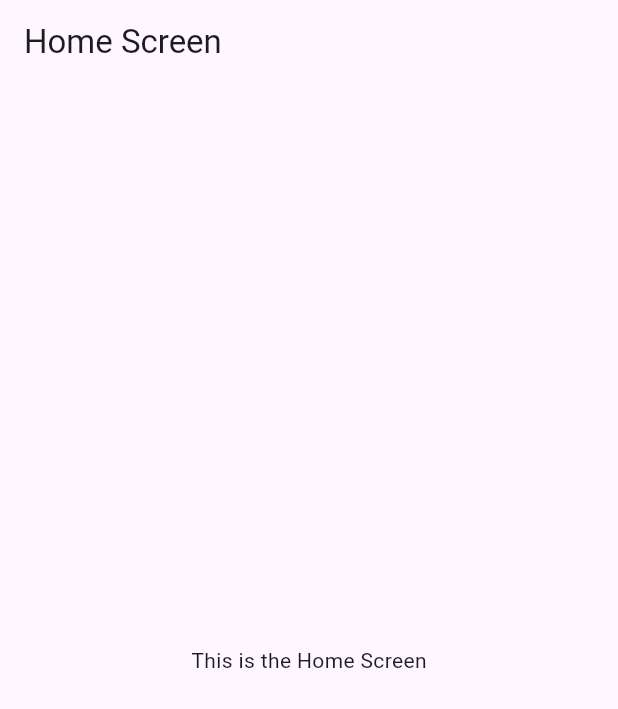
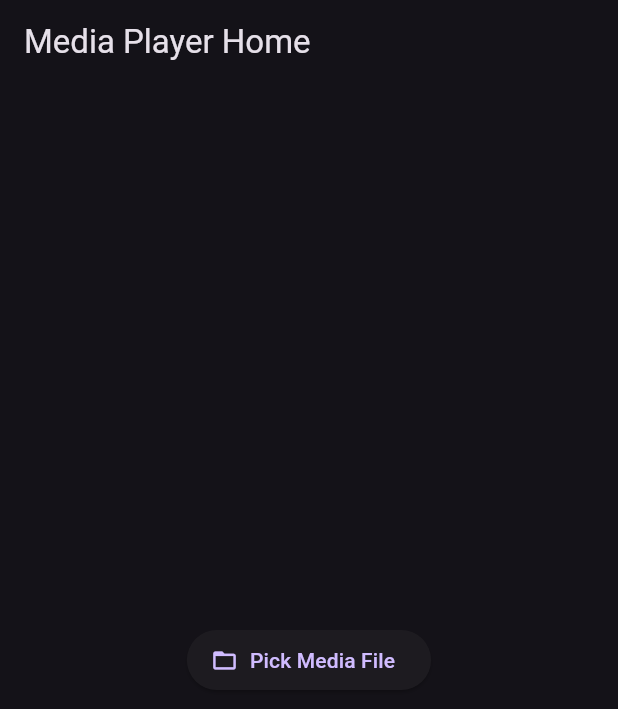
Before and after one commit to mbhale2024/simple_media_player, a Flutter app: the screen it shows after launch, on a phone screen of 412 x 824 dp. Shown: the top 709 px of the screen. Run offline on Flutter 3.47's test engine with Material 3 defaults, Android fonts, the light colour scheme and no system bars; our stand-ins replace file_picker, go_router, hooks_riverpod, video_player.

Commit message:
basic setup at this head

```diff
--- a/smiple_media_player/lib/home_screen.dart
+++ /dev/null
@@ -1,17 +0,0 @@
-import 'package:flutter/material.dart';
-
-class HomeScreen extends StatelessWidget {
-  const HomeScreen({super.key});
-
-  @override
-  Widget build(BuildContext context) {
-    return Scaffold(
-      appBar: AppBar(
-        title: const Text('Home Screen'),
-      ),
-      body: const Center(
-        child: Text('This is the Home Screen'),
-      ),
-    );
-  }
-}
--- a/smiple_media_player/lib/main.dart
+++ b/smiple_media_player/lib/main.dart
@@ -1,22 +1,46 @@
+// import 'package:flutter/material.dart';
+// import 'package:smiple_media_player/router/router_config.dart';
+
+// void main() {
+//   runApp(const MainApp());
+// }
+
+// class MainApp extends StatelessWidget {
+//   const MainApp({super.key});
+
+//   @override
+//   Widget build(BuildContext context) {
+//     return MaterialApp.router(
+//       debugShowCheckedModeBanner: false,
+//       routerConfig: AppRouter().appRouter,
+//       title: 'Simple Media Player',
+//       theme: ThemeData(
+//         primarySwatch: Colors.blue,
+//       ),
+//     );
+//   }
+// }
+
+
+
 import 'package:flutter/material.dart';
-import 'package:smiple_media_player/router/router_config.dart';
+import 'package:hooks_riverpod/hooks_riverpod.dart';
+import 'router/router_config.dart';
 
 void main() {
-  runApp(const MainApp());
+  runApp(const ProviderScope(child: MediaPlayerApp()));
 }
 
-class MainApp extends StatelessWidget {
-  const MainApp({super.key});
+class MediaPlayerApp extends StatelessWidget {
+  const MediaPlayerApp({super.key});
 
   @override
   Widget build(BuildContext context) {
     return MaterialApp.router(
       debugShowCheckedModeBanner: false,
-      routerConfig: AppRouter().appRouter,
-      title: 'Simple Media Player',
-      theme: ThemeData(
-        primarySwatch: Colors.blue,
-      ),
+      title: "Media Player",
+      theme: ThemeData.dark(),
+      routerConfig: router,
     );
   }
 }
--- a/smiple_media_player/lib/player_screen.dart
+++ /dev/null
@@ -1,17 +0,0 @@
-import 'package:flutter/material.dart';
-
-class PlayerScreen extends StatelessWidget {
-  const PlayerScreen({super.key});
-
-  @override
-  Widget build(BuildContext context) {
-    return Scaffold(
-      appBar: AppBar(
-        title: const Text('Player Screen'),
-      ),
-      body: const Center(
-        child: Text('This is the Player Screen'),
-      ),
-    );
-  }
-}
--- a/smiple_media_player/lib/router/router_config.dart
+++ b/smiple_media_player/lib/router/router_config.dart
@@ -1,25 +1,48 @@
-import 'package:flutter/material.dart';
+// import 'package:flutter/material.dart';
+// import 'package:go_router/go_router.dart';
+// import 'package:smiple_media_player/home_screen.dart';
+// import 'package:smiple_media_player/player_screen.dart';
+
+// class AppRouter {
+//   final GoRouter appRouter = GoRouter(
+//   routes: <RouteBase>[
+//     GoRoute(
+//       path: '/',
+//       builder: (BuildContext context, GoRouterState state) {
+//         return const HomeScreen();
+//       },
+//       routes: <RouteBase>[
+//         GoRoute(
+//           path: '/player',
+//           builder: (BuildContext context, GoRouterState state) {
+//             return const PlayerScreen();
+//           },
+//         ),
+//       ],
+//     ),
+//   ],
+// );
+// }
+
+
+
 import 'package:go_router/go_router.dart';
-import 'package:smiple_media_player/home_screen.dart';
-import 'package:smiple_media_player/player_screen.dart';
+import '../ui/home_screen.dart';
+import '../ui/player_screen.dart';
 
-class AppRouter {
-  final GoRouter appRouter = GoRouter(
-  routes: <RouteBase>[
+
+final router = GoRouter(
+  routes: [
     GoRoute(
       path: '/',
-      builder: (BuildContext context, GoRouterState state) {
-        return const HomeScreen();
+      builder: (context, state) => const HomeScreen(),
+    ),
+    GoRoute(
+      path: '/player',
+      builder: (context, state) {
+        final path = state.uri.queryParameters['path'] ?? '';
+        return PlayerScreen(filePath: path);
       },
-      routes: <RouteBase>[
-        GoRoute(
-          path: '/player',
-          builder: (BuildContext context, GoRouterState state) {
-            return const PlayerScreen();
-          },
-        ),
-      ],
     ),
   ],
 );
-}
--- /dev/null
+++ b/smiple_media_player/lib/ui/home_screen.dart
@@ -0,0 +1,32 @@
+import 'package:flutter/material.dart';
+import 'package:file_picker/file_picker.dart';
+import 'package:go_router/go_router.dart';
+
+class HomeScreen extends StatelessWidget {
+  const HomeScreen({super.key});
+
+  @override
+  Widget build(BuildContext context) {
+    return Scaffold(
+      appBar: AppBar(
+        title: const Text("Media Player Home"),
+      ),
+      body: Center(
+        child: ElevatedButton.icon(
+          icon: const Icon(Icons.folder_open),
+          label: const Text("Pick Media File"),
+          onPressed: () async {
+            final result = await FilePicker.platform.pickFiles(
+              type: FileType.media,
+            );
+
+            if (result != null && result.files.single.path != null) {
+              final path = result.files.single.path!;
+              context.go("/player?path=$path");
+            }
+          },
+        ),
+      ),
+    );
+  }
+}
--- a/smiple_media_player/pubspec.yaml
+++ b/smiple_media_player/pubspec.yaml
@@ -7,9 +7,11 @@ environment:
   sdk: ^3.8.1
 
 dependencies:
+  file_picker: ^10.3.6
   flutter:
     sdk: flutter
   go_router: ^17.0.0
+  hooks_riverpod: ^3.0.3
   media_kit: ^1.2.2
   riverpod: ^3.0.3
   video_player: ^2.10.1
```
Also changed, not shown: smiple_media_player/lib/ui/player_screen.dart (added, +205 -0 lines), smiple_media_player/pubspec.lock, 10 other files.
